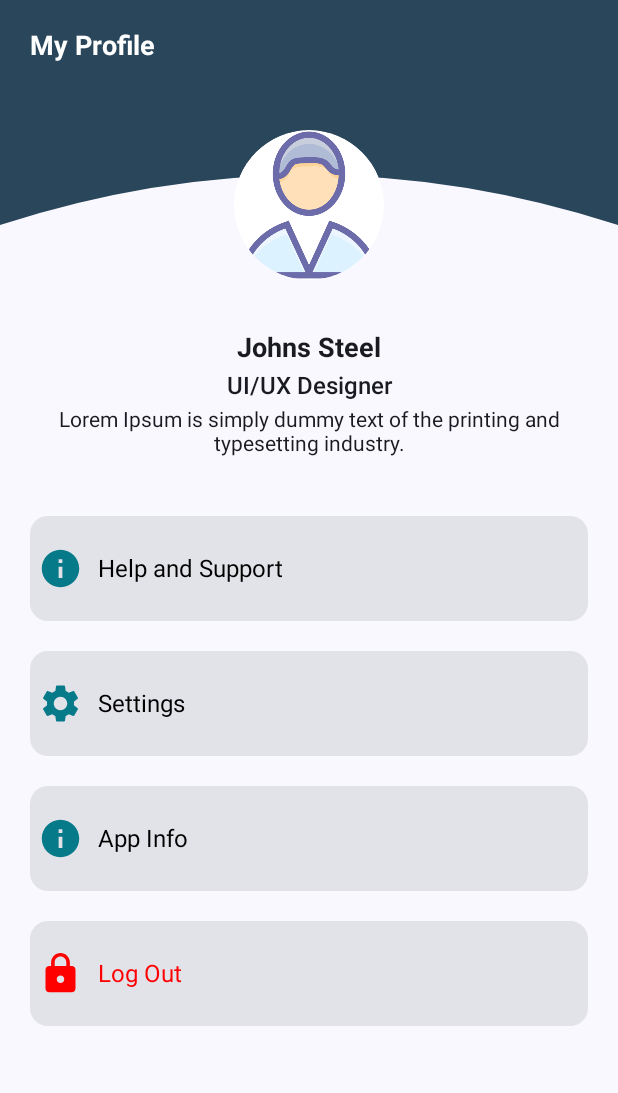
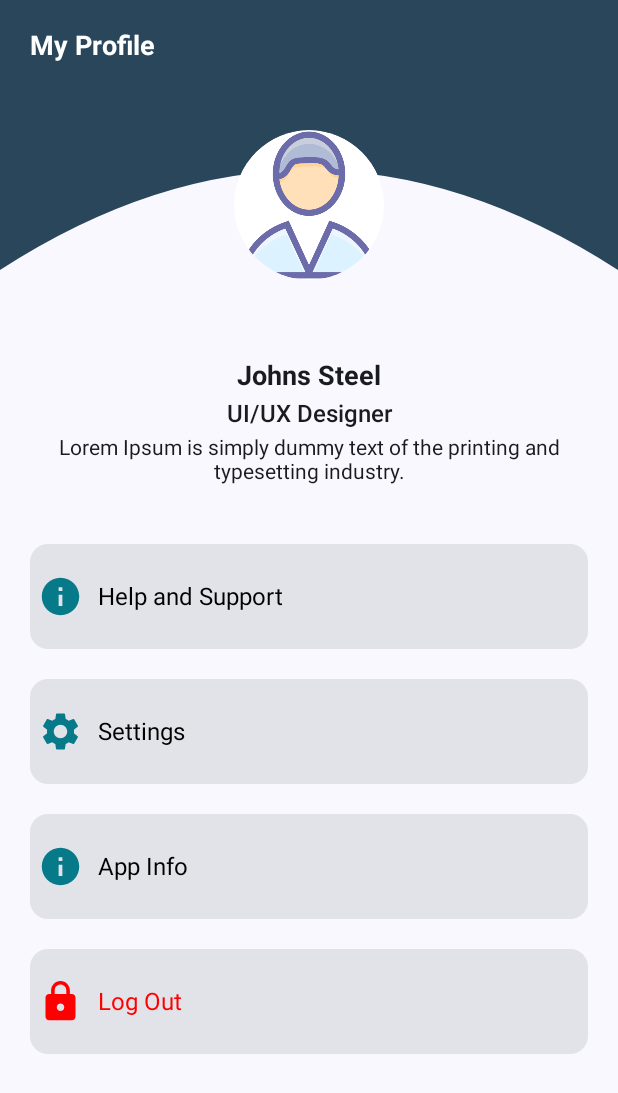
Before and after one commit to Saurav-cmd/Capstone-Project, an Android app built with Jetpack Compose: the composable ProfilePage shown on its own in the app's theme, on a phone screen of 412 x 824 dp. Shown: the top 1093 px of the screen. Run offline under Robolectric (Android 15) with nearby library versions, the phone set to English and light mode, and no system bars.

```diff
--- a/app/src/main/java/com/saurav/boozebuddy/screens/profile/profile_page.kt
+++ b/app/src/main/java/com/saurav/boozebuddy/screens/profile/profile_page.kt
@@ -73,11 +73,11 @@ private fun TopContainer() {
         Canvas(
             modifier = Modifier
                 .fillMaxWidth()
-                .height(150.dp)
+                .height(180.dp)
         ) {
             val path = Path().apply {
                 moveTo(0f, size.height)
-                quadraticTo(size.width / 2, size.height - 100, size.width, size.height)
+                quadraticTo(size.width / 2, size.height - 200, size.width, size.height)
                 lineTo(size.width, 0f)
                 lineTo(0f, 0f)
                 close()
@@ -109,7 +109,7 @@ private fun TopContainer() {
                     .size(100.dp),
                 shape = CircleShape,
                 color = Color.White,
-                tonalElevation = 8.dp
+                tonalElevation = 20.dp
             ) {
                 Image(
                     painter = painterResource(id = ImagesConst.people),
@@ -121,7 +121,7 @@ private fun TopContainer() {
         }
     }
 
-    Spacer(modifier = Modifier.height(60.dp)) // Adjusted to accommodate the offset profile image
+    Spacer(modifier = Modifier.height(60.dp))
 
     Column(
         horizontalAlignment = Alignment.CenterHorizontally
```
